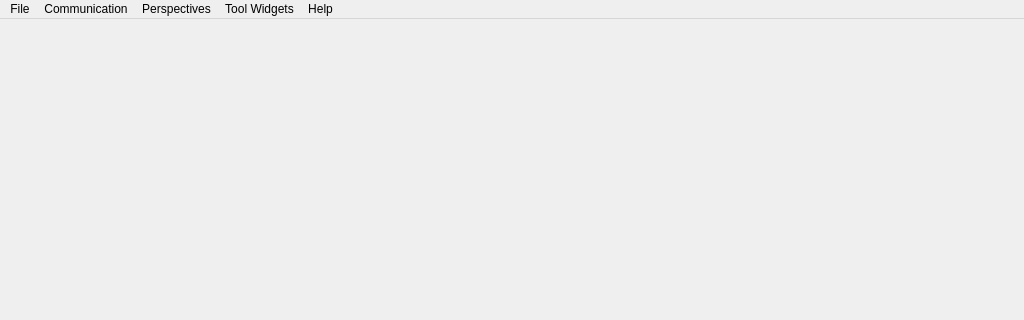
Before: the Qt Designer form src/ui/MainWindow.ui in ArduPilot/apm_planner, drawn with Qt 5; both pictures show x 0 to 1024 and y 0 to 320 of the 1024 by 600 pixel window.
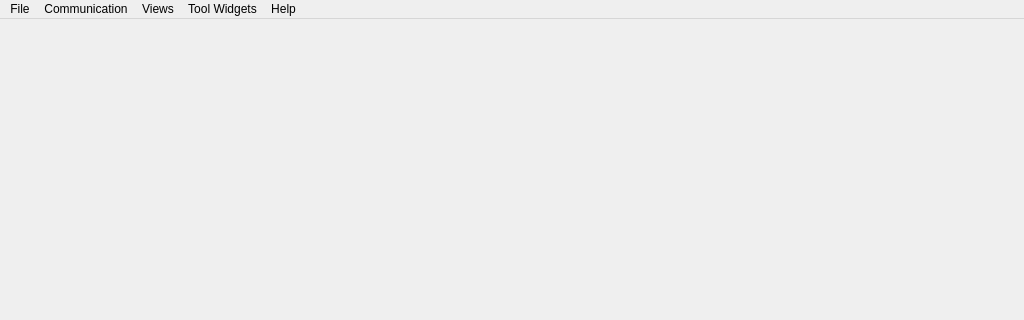
After: the same form once the commit is applied. Icons and pictures are not drawn.

Commit message: Rename Perspectives to Views Rename Views to reflect APM ToolBar

```diff
--- a/src/ui/MainWindow.ui
+++ b/src/ui/MainWindow.ui
@@ -51,7 +51,7 @@
      <x>0</x>
      <y>0</y>
      <width>1024</width>
-     <height>21</height>
+     <height>22</height>
     </rect>
    </property>
    <widget class="QMenu" name="menuMGround">
@@ -105,7 +105,7 @@
    </widget>
    <widget class="QMenu" name="menuPerspectives">
     <property name="title">
-     <string>Perspectives</string>
+     <string>Views</string>
     </property>
     <addaction name="actionMissionView"/>
     <addaction name="actionFlightView"/>
```
Left out of the diff: 8 changed lines with no effect on the pictures. The commit also changes 1 other file.
